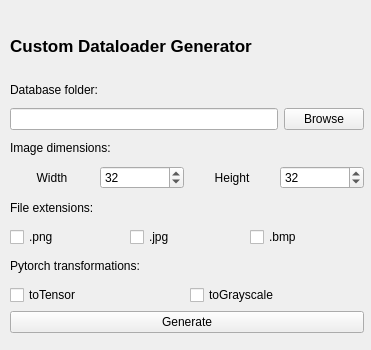
Before: the Qt Designer form GUI.ui in JovianPlanet/dataloaders_pytorch, drawn with Qt 5.
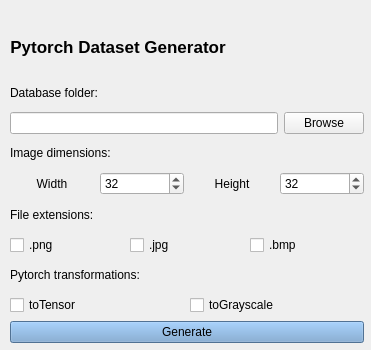
After: the same form once the commit is applied. Icons and pictures are not drawn.

The edit to the form file:
```diff
--- a/GUI.ui
+++ b/GUI.ui
@@ -19,7 +19,7 @@
      <x>10</x>
      <y>20</y>
      <width>354</width>
-     <height>313</height>
+     <height>323</height>
     </rect>
    </property>
    <layout class="QVBoxLayout" name="MainVerticalLayout">
@@ -41,7 +41,7 @@
          </font>
         </property>
         <property name="text">
-         <string>Custom Dataloader Generator</string>
+         <string>Pytorch Dataset Generator</string>
         </property>
         <property name="alignment">
          <set>Qt::AlignCenter</set>
@@ -54,7 +54,10 @@
          <string/>
         </property>
         <property name="pixmap">
-         <pixmap resource="resources.qrc">:/main/img/itm_logo_small.png</pixmap>
+         <pixmap resource="resources.qrc">:/main/img/new_itm_logo_rec_small.png</pixmap>
+        </property>
+        <property name="alignment">
+         <set>Qt::AlignCenter</set>
         </property>
        </widget>
       </item>
@@ -240,9 +243,17 @@
     </item>
     <item>
      <widget class="QPushButton" name="generate_button">
+      <property name="styleSheet">
+       <string notr="true">border-color: rgb(32, 74, 135);
+background-color: rgb(114, 159, 207);
+</string>
+      </property>
       <property name="text">
        <string>Generate</string>
       </property>
+      <property name="flat">
+       <bool>false</bool>
+      </property>
      </widget>
     </item>
    </layout>
```
Left out of the diff: 8 changed lines with no effect on the pictures.
